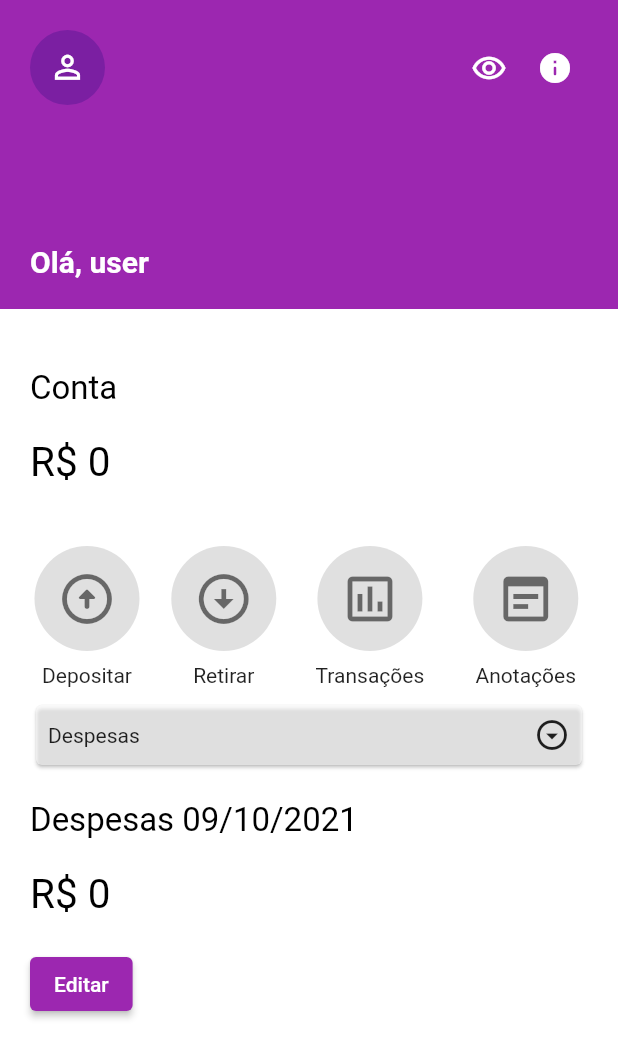
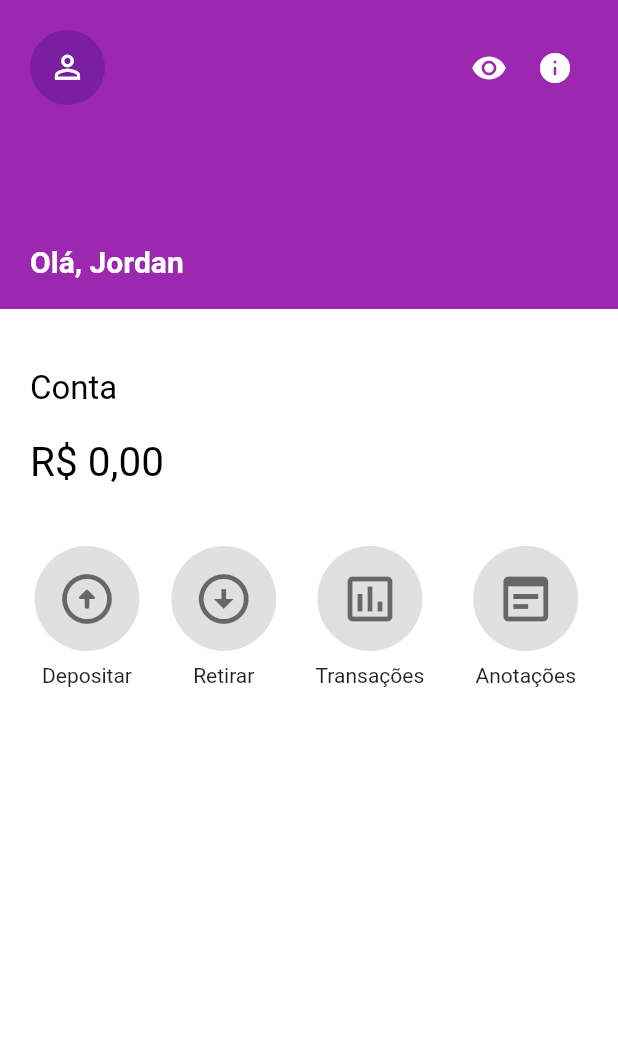
Before and after one commit to JordanElizeu/ControleDeFinancasFlutter, a Flutter app: the screen it shows after launch, swiped to page 2, on a phone screen of 412 x 824 dp. Shown: the top 1058 px of the screen. Run offline on Flutter 3.47's test engine with Material 2 defaults, Android fonts, the phone set to English and light mode, and no system bars; our stand-ins replace get.

Commit message:
Criando controlador da pagina inicial

```diff
--- /dev/null
+++ b/lib/controller/initial_controller.dart
@@ -0,0 +1,41 @@
+import 'package:flutter/cupertino.dart';
+import 'package:flutter/material.dart';
+import 'package:get/get.dart';
+import 'package:intl/intl.dart';
+
+class InitialController extends GetxController {
+  double _valorTotal = 0;
+  IconData _iconData = Icons.remove_red_eye;
+  bool _moneyVisible = true;
+
+  bool get moneyVisible => _moneyVisible;
+
+  IconData get getIconData => _iconData;
+
+  String get getFormattedValorTotal {
+    NumberFormat formatter = NumberFormat.simpleCurrency(locale: 'pt-BR');
+    return formatter.format(_valorTotal);
+  }
+
+  set setValorTotal(double value) {
+    _valorTotal = value;
+  }
+
+  String getUserName() {
+    return "Jordan";
+  }
+
+  void changeIconDataEye() {
+    switch(_moneyVisible){
+      case true:
+        _iconData = Icons.remove_red_eye_outlined;
+        _moneyVisible = false;
+        break;
+      case false:
+        _iconData = Icons.remove_red_eye;
+        _moneyVisible = true;
+        break;
+    }
+    update();
+  }
+}
--- a/lib/ui/initial/page_initial.dart
+++ b/lib/ui/initial/page_initial.dart
@@ -1,14 +1,19 @@
 import 'dart:ui';
+import 'package:app_financeiro/controller/initial_controller.dart';
 import 'package:app_financeiro/ui/initial/widgets/widget_circleavatar.dart';
 import 'package:app_financeiro/ui/initial/widgets/widget_textinformative.dart';
 import 'package:flutter/cupertino.dart';
 import 'package:flutter/material.dart';
+import 'package:get/get.dart';
 
 class PageInitial extends StatelessWidget {
   @override
   Widget build(BuildContext context) {
     return LayoutBuilder(
       builder: (_, constraints) {
+        return GetBuilder(
+          init: InitialController(),
+          builder: (InitialController initialController) {
             return Container(
               color: Colors.white,
               child: ListView(
@@ -33,11 +38,14 @@ class PageInitial extends StatelessWidget {
                               ),
                               Row(
                                 children: [
-                              Padding(
+                                  InkWell(
+                                    onTap: initialController.changeIconDataEye,
+                                    child: Padding(
                                       padding: const EdgeInsets.all(10.0),
                                       child: Icon(
-                                  Icons.remove_red_eye_outlined,
+                                        initialController.getIconData,
                                         color: Colors.white,
+                                      ),
                                     ),
                                   ),
                                   Padding(
@@ -55,7 +63,7 @@ class PageInitial extends StatelessWidget {
                             child: Container(
                               alignment: Alignment.bottomLeft,
                               child: Text(
-                            'Olá, user',
+                                'Olá, ${initialController.getUserName()}',
                                 style: TextStyle(
                                     fontSize: 20.0,
                                     color: Colors.white,
@@ -72,10 +80,13 @@ class PageInitial extends StatelessWidget {
                     child: Column(
                       children: [
                         textInformative(text: 'Conta', fontSize: 22.0),
-                    textInformative(
-                        text: 'R\$ 0',
+                        Visibility(
+                          visible: initialController.moneyVisible,
+                          child: textInformative(
+                              text: initialController.getFormattedValorTotal,
                               fontSize: 27.0,
                               fontWeight: FontWeight.w400),
+                        ),
                         Row(
                           mainAxisAlignment: MainAxisAlignment.spaceBetween,
                           children: [
@@ -97,38 +108,6 @@ class PageInitial extends StatelessWidget {
                             ),
                           ],
                         ),
-                    Card(
-                      color: Colors.white54,
-                      child: Padding(
-                        padding: const EdgeInsets.all(8.0),
-                        child: Container(
-                            alignment: Alignment.center,
-                            child: Row(
-                              mainAxisAlignment: MainAxisAlignment.spaceBetween,
-                              children: [
-                                Text('Despesas'),
-                                Icon(Icons.arrow_drop_down_circle_outlined)
-                              ],
-                            ),
-                          ),
-                      ),
-                    ),
-                    textInformative(
-                        text: 'Despesas 09/10/2021', fontSize: 22.0),
-                    textInformative(
-                        text: 'R\$ 0',
-                        fontSize: 27.0,
-                        fontWeight: FontWeight.w400),
-                    Padding(
-                      padding: const EdgeInsets.only(top: 20.0),
-                      child: Container(
-                        alignment: Alignment.centerLeft,
-                        child: ElevatedButton(
-                          onPressed: () {},
-                          child: Text('Editar'),
-                        ),
-                      ),
-                    ),
                       ],
                     ),
                   )
@@ -137,5 +116,7 @@ class PageInitial extends StatelessWidget {
             );
           },
         );
+      },
+    );
   }
 }
--- a/pubspec.yaml
+++ b/pubspec.yaml
@@ -29,6 +29,7 @@ dependencies:
   # Use with the CupertinoIcons class for iOS style icons.
   cupertino_icons: ^1.0.2
   get:
+  intl:
 
 dev_dependencies:
   flutter_test:
```
Also changed, not shown: pubspec.lock. Lines whose indentation alone changed are shown as unchanged.
